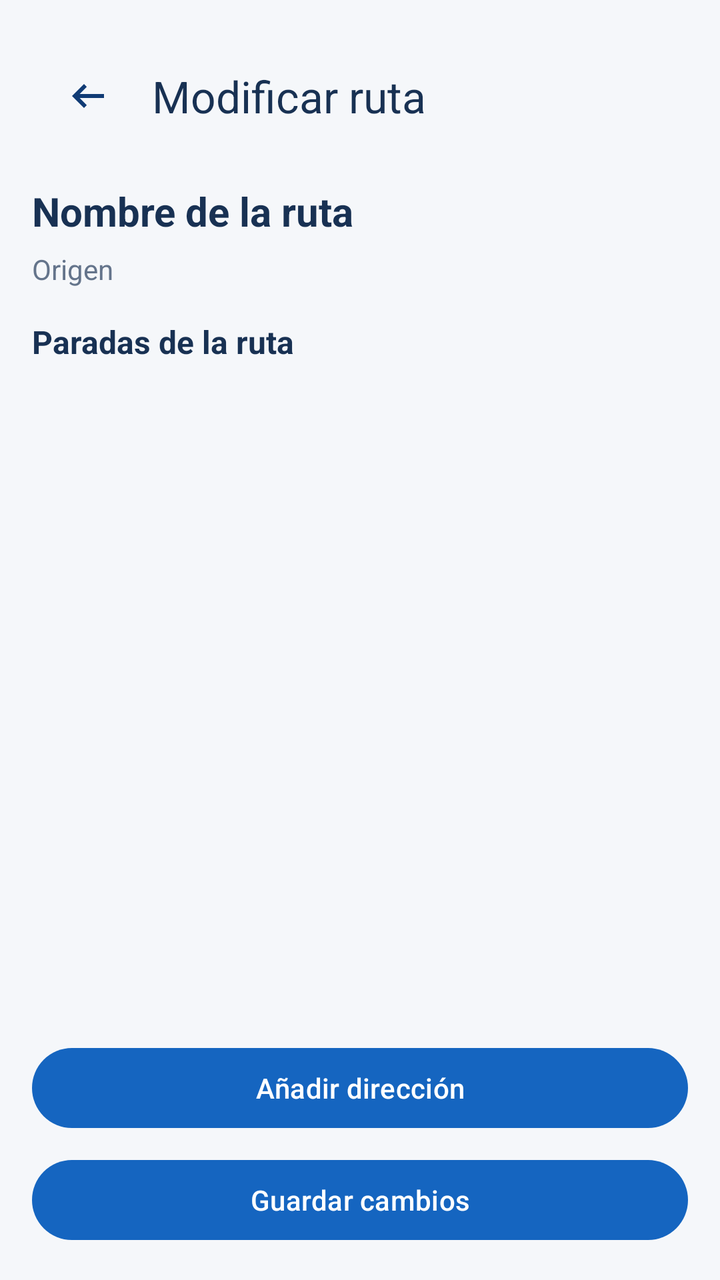
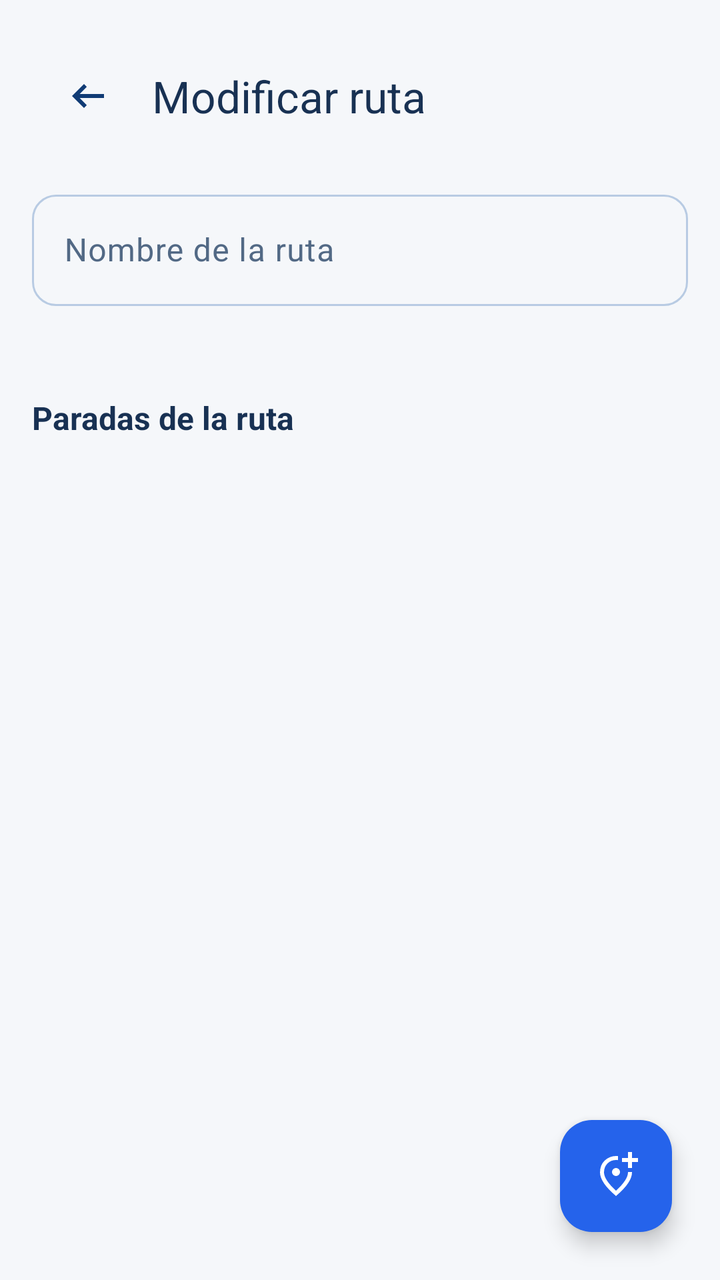

Screens rendered from an Android XML layout before and after an edit, with the pre-edit source and the edit as a unified diff.
<!-- AndroidManifest.xml: application theme Theme.RoutePlanner -->
<!-- res/layout/activity_edit_route.xml -->
<?xml version="1.0" encoding="utf-8"?>
<LinearLayout xmlns:android="http://schemas.android.com/apk/res/android"
    xmlns:app="http://schemas.android.com/apk/res-auto"
    android:layout_width="match_parent"
    android:layout_height="match_parent"
    android:orientation="vertical"
    android:background="#F5F7FA"
    android:padding="16dp">

    <com.google.android.material.appbar.MaterialToolbar
        android:id="@+id/toolbar"
        android:layout_width="match_parent"
        android:layout_height="?attr/actionBarSize"
        app:title="Modificar ruta"
        app:titleTextColor="#183153"
        app:navigationIcon="@drawable/ic_arrow_back_24" />

    <TextView
        android:id="@+id/tvEditRouteName"
        android:layout_width="match_parent"
        android:layout_height="wrap_content"
        android:text="Nombre de la ruta"
        android:textColor="#183153"
        android:textSize="20sp"
        android:textStyle="bold"
        android:layout_marginTop="12dp" />

    <TextView
        android:id="@+id/tvEditRouteOrigin"
        android:layout_width="match_parent"
        android:layout_height="wrap_content"
        android:text="Origen"
        android:textColor="#64748B"
        android:textSize="14sp"
        android:layout_marginTop="6dp"
        android:layout_marginBottom="16dp" />

    <TextView
        android:layout_width="match_parent"
        android:layout_height="wrap_content"
        android:text="Paradas de la ruta"
        android:textColor="#183153"
        android:textSize="16sp"
        android:textStyle="bold" />

    <androidx.recyclerview.widget.RecyclerView
        android:id="@+id/rvEditRouteStops"
        android:layout_width="match_parent"
        android:layout_height="0dp"
        android:layout_weight="1"
        android:layout_marginTop="8dp"
        android:clipToPadding="false" />

    <Button
        android:id="@+id/btnAddRouteStop"
        android:layout_width="match_parent"
        android:layout_height="wrap_content"
        android:text="Añadir dirección"
        android:layout_marginTop="12dp" />

    <Button
        android:id="@+id/btnSaveRouteChanges"
        android:layout_width="match_parent"
        android:layout_height="wrap_content"
        android:text="Guardar cambios"
        android:layout_marginTop="8dp" />

</LinearLayout>
<!-- resources referenced by this layout -->
<resources>
  <style name="Base.Theme.RoutePlanner" parent="Theme.Material3.DayNight.NoActionBar">
          
          <item name="windowSplashScreenBackground">@color/rp_background</item>
  
          <item name="colorPrimary">@color/rp_primary</item>
          <item name="colorOnPrimary">@color/rp_surface</item>
          <item name="colorPrimaryContainer">@color/rp_icon_background</item>
          <item name="colorOnPrimaryContainer">@color/rp_text_primary</item>
  
          <item name="colorSecondary">@color/rp_primary_dark</item>
          <item name="colorOnSecondary">@color/rp_surface</item>
          <item name="colorSecondaryContainer">@color/rp_icon_background</item>
          <item name="colorOnSecondaryContainer">@color/rp_text_primary</item>
  
          <item name="colorTertiary">@color/rp_success</item>
          <item name="colorOnTertiary">@color/rp_surface</item>
          <item name="colorTertiaryContainer">@color/md_theme_tertiaryContainer</item>
          <item name="colorOnTertiaryContainer">@color/md_theme_onTertiaryContainer</item>
  
          <item name="colorError">@color/rp_destination</item>
          <item name="colorOnError">@color/rp_surface</item>
          <item name="colorErrorContainer">@color/md_theme_errorContainer</item>
          <item name="colorOnErrorContainer">@color/md_theme_onErrorContainer</item>
  
          <item name="android:colorBackground">@color/rp_background</item>
          <item name="colorOnBackground">@color/rp_text_primary</item>
          <item name="colorSurface">@color/rp_surface</item>
          <item name="colorOnSurface">@color/rp_text_primary</item>
  
          <item name="colorSurfaceVariant">@color/rp_icon_background</item>
          <item name="colorOnSurfaceVariant">@color/rp_text_secondary</item>
          <item name="colorOutline">@color/rp_outline</item>
  
          <item name="colorOutlineVariant">@color/md_theme_outlineVariant</item>
          <item name="colorSurfaceInverse">@color/md_theme_inverseSurface</item>
          <item name="colorOnSurfaceInverse">@color/md_theme_inverseOnSurface</item>
          <item name="colorPrimaryInverse">@color/md_theme_inversePrimary</item>
          <item name="colorPrimaryFixed">@color/md_theme_primaryFixed</item>
          <item name="colorOnPrimaryFixed">@color/md_theme_onPrimaryFixed</item>
          <item name="colorPrimaryFixedDim">@color/md_theme_primaryFixedDim</item>
          <item name="colorOnPrimaryFixedVariant">@color/md_theme_onPrimaryFixedVariant</item>
          <item name="colorSecondaryFixed">@color/md_theme_secondaryFixed</item>
          <item name="colorOnSecondaryFixed">@color/md_theme_onSecondaryFixed</item>
          <item name="colorSecondaryFixedDim">@color/md_theme_secondaryFixedDim</item>
          <item name="colorOnSecondaryFixedVariant">@color/md_theme_onSecondaryFixedVariant</item>
          <item name="colorTertiaryFixed">@color/md_theme_tertiaryFixed</item>
          <item name="colorOnTertiaryFixed">@color/md_theme_onTertiaryFixed</item>
          <item name="colorTertiaryFixedDim">@color/md_theme_tertiaryFixedDim</item>
          <item name="colorOnTertiaryFixedVariant">@color/md_theme_onTertiaryFixedVariant</item>
          <item name="colorSurfaceDim">@color/md_theme_surfaceDim</item>
          <item name="colorSurfaceBright">@color/md_theme_surfaceBright</item>
          <item name="colorSurfaceContainerLowest">@color/md_theme_surfaceContainerLowest</item>
          <item name="colorSurfaceContainerLow">@color/md_theme_surfaceContainerLow</item>
          <item name="colorSurfaceContainer">@color/md_theme_surfaceContainer</item>
          <item name="colorSurfaceContainerHigh">@color/md_theme_surfaceContainerHigh</item>
          <item name="colorSurfaceContainerHighest">@color/md_theme_surfaceContainerHighest</item>
      </style>
  <!-- unchanged entries left out for length: 39 -->
</resources>

<!-- the commit's change to res/layout/activity_edit_route.xml (unified diff, before → after) -->
@@ -1,68 +1,83 @@
 <?xml version="1.0" encoding="utf-8"?>
-<LinearLayout xmlns:android="http://schemas.android.com/apk/res/android"
+<androidx.coordinatorlayout.widget.CoordinatorLayout
+    xmlns:android="http://schemas.android.com/apk/res/android"
     xmlns:app="http://schemas.android.com/apk/res-auto"
     android:layout_width="match_parent"
     android:layout_height="match_parent"
-    android:orientation="vertical"
-    android:background="#F5F7FA"
-    android:padding="16dp">
+    android:background="#F5F7FA">
 
-    <com.google.android.material.appbar.MaterialToolbar
-        android:id="@+id/toolbar"
+    <LinearLayout
         android:layout_width="match_parent"
-        android:layout_height="?attr/actionBarSize"
-        app:title="Modificar ruta"
-        app:titleTextColor="#183153"
-        app:navigationIcon="@drawable/ic_arrow_back_24" />
+        android:layout_height="match_parent"
+        android:orientation="vertical"
+        android:padding="16dp">
 
-    <TextView
-        android:id="@+id/tvEditRouteName"
-        android:layout_width="match_parent"
+        <com.google.android.material.appbar.MaterialToolbar
+            android:id="@+id/toolbar"
+            android:layout_width="match_parent"
+            android:layout_height="?attr/actionBarSize"
+            app:navigationIcon="@drawable/ic_arrow_back_24"
+            app:title="@string/title_edit_route"
+            app:titleTextColor="#183153" />
+
+        <com.google.android.material.textfield.TextInputLayout
+            android:id="@+id/tilEditRouteName"
+            android:layout_width="match_parent"
+            android:layout_height="wrap_content"
+            android:layout_marginTop="12dp"
+            android:hint="@string/text_input_route_name"
+            app:boxBackgroundMode="outline"
+            app:boxCornerRadiusTopStart="12dp"
+            app:boxCornerRadiusTopEnd="12dp"
+            app:boxCornerRadiusBottomStart="12dp"
+            app:boxCornerRadiusBottomEnd="12dp">
+
+            <com.google.android.material.textfield.TextInputEditText
+                android:id="@+id/etEditRouteName"
+                android:layout_width="match_parent"
+                android:layout_height="wrap_content"
+                android:inputType="textCapSentences"
+                android:maxLines="1" />
+
+        </com.google.android.material.textfield.TextInputLayout>
+
+        <TextView
+            android:id="@+id/tvEditRouteOrigin"
+            android:layout_width="match_parent"
+            android:layout_height="wrap_content"
+            android:textColor="#64748B"
+            android:textSize="14sp"
+            android:layout_marginTop="10dp"
+            android:layout_marginBottom="16dp" />
+
+        <TextView
+            android:layout_width="match_parent"
+            android:layout_height="wrap_content"
+            android:text="@string/title_route_stops"
+            android:textColor="#183153"
+            android:textSize="16sp"
+            android:textStyle="bold" />
+
+        <androidx.recyclerview.widget.RecyclerView
+            android:id="@+id/rvEditRouteStops"
+            android:layout_width="match_parent"
+            android:layout_height="0dp"
+            android:layout_weight="1"
+            android:layout_marginTop="8dp"
+            android:clipToPadding="false"
+            android:paddingBottom="80dp" />
+
+    </LinearLayout>
+
+    <com.google.android.material.floatingactionbutton.FloatingActionButton
+        android:id="@+id/fabAddRouteStop"
+        android:layout_width="wrap_content"
         android:layout_height="wrap_content"
-        android:text="Nombre de la ruta"
-        android:textColor="#183153"
-        android:textSize="20sp"
-        android:textStyle="bold"
-        android:layout_marginTop="12dp" />
+        android:layout_gravity="bottom|end"
+        android:layout_margin="24dp"
+        android:contentDescription="@string/content_description_add_stop"
+        app:srcCompat="@drawable/ic_add_24"
+        app:tint="#FFFFFF"
+        app:backgroundTint="#2563EB" />
 
-    <TextView
-        android:id="@+id/tvEditRouteOrigin"
-        android:layout_width="match_parent"
-        android:layout_height="wrap_content"
-        android:text="Origen"
-        android:textColor="#64748B"
-        android:textSize="14sp"
-        android:layout_marginTop="6dp"
-        android:layout_marginBottom="16dp" />
-
-    <TextView
-        android:layout_width="match_parent"
-        android:layout_height="wrap_content"
-        android:text="Paradas de la ruta"
-        android:textColor="#183153"
-        android:textSize="16sp"
-        android:textStyle="bold" />
-
-    <androidx.recyclerview.widget.RecyclerView
-        android:id="@+id/rvEditRouteStops"
-        android:layout_width="match_parent"
-        android:layout_height="0dp"
-        android:layout_weight="1"
-        android:layout_marginTop="8dp"
-        android:clipToPadding="false" />
-
-    <Button
-        android:id="@+id/btnAddRouteStop"
-        android:layout_width="match_parent"
-        android:layout_height="wrap_content"
-        android:text="Añadir dirección"
-        android:layout_marginTop="12dp" />
-
-    <Button
-        android:id="@+id/btnSaveRouteChanges"
-        android:layout_width="match_parent"
-        android:layout_height="wrap_content"
-        android:text="Guardar cambios"
-        android:layout_marginTop="8dp" />
-
-</LinearLayout>
+</androidx.coordinatorlayout.widget.CoordinatorLayout>
<!-- resource entries referenced after the edit -->
@@ -1,5 +1,19 @@
 <!-- resources referenced by this layout -->
 <resources>
+  <!-- drawable ic_add_24 (drawable) -->
+  <vector xmlns:android="http://schemas.android.com/apk/res/android"
+      android:height="24dp"
+      android:viewportHeight="960"
+      android:viewportWidth="960"
+      android:width="24dp">
+        
+      <path android:fillColor="@android:color/white" android:pathData="M480,880Q319,743 239.5,625.5Q160,508 160,408Q160,258 256.5,169Q353,80 480,80Q490,80 500,80Q510,80 520,82L520,163Q510,161 500.5,160.5Q491,160 480,160Q379,160 309.5,229.5Q240,299 240,408Q240,479 299,570.5Q358,662 480,774Q602,662 661,570.5Q720,479 720,408Q720,406 720,404Q720,402 720,400L800,400Q800,402 800,404Q800,406 800,408Q800,508 720.5,625.5Q641,743 480,880ZM536.5,456.5Q560,433 560,400Q560,367 536.5,343.5Q513,320 480,320Q447,320 423.5,343.5Q400,367 400,400Q400,433 423.5,456.5Q447,480 480,480Q513,480 536.5,456.5ZM480,400Q480,400 480,400Q480,400 480,400Q480,400 480,400Q480,400 480,400Q480,400 480,400Q480,400 480,400L480,400L480,400L480,400L480,400Q480,400 480,400Q480,400 480,400Q480,400 480,400Q480,400 480,400ZM720,320L800,320L800,200L920,200L920,120L800,120L800,0L720,0L720,120L600,120L600,200L720,200L720,320Z"/>
+      
+  </vector>
+  <string name="content_description_add_stop">Añadir parada</string>
+  <string name="text_input_route_name">Nombre de la ruta</string>
+  <string name="title_edit_route">Modificar ruta</string>
+  <string name="title_route_stops">Paradas de la ruta</string>
   <style name="Base.Theme.RoutePlanner" parent="Theme.Material3.DayNight.NoActionBar">
           
           <item name="windowSplashScreenBackground">@color/rp_background</item>
@@ -32,11 +46,12 @@
           <item name="colorSurfaceVariant">@color/rp_icon_background</item>
           <item name="colorOnSurfaceVariant">@color/rp_text_secondary</item>
           <item name="colorOutline">@color/rp_outline</item>
+          <item name="colorOutlineVariant">@color/md_theme_outlineVariant</item>
   
-          <item name="colorOutlineVariant">@color/md_theme_outlineVariant</item>
           <item name="colorSurfaceInverse">@color/md_theme_inverseSurface</item>
           <item name="colorOnSurfaceInverse">@color/md_theme_inverseOnSurface</item>
           <item name="colorPrimaryInverse">@color/md_theme_inversePrimary</item>
+  
           <item name="colorPrimaryFixed">@color/md_theme_primaryFixed</item>
           <item name="colorOnPrimaryFixed">@color/md_theme_onPrimaryFixed</item>
           <item name="colorPrimaryFixedDim">@color/md_theme_primaryFixedDim</item>
@@ -49,6 +64,7 @@
           <item name="colorOnTertiaryFixed">@color/md_theme_onTertiaryFixed</item>
           <item name="colorTertiaryFixedDim">@color/md_theme_tertiaryFixedDim</item>
           <item name="colorOnTertiaryFixedVariant">@color/md_theme_onTertiaryFixedVariant</item>
+  
           <item name="colorSurfaceDim">@color/md_theme_surfaceDim</item>
           <item name="colorSurfaceBright">@color/md_theme_surfaceBright</item>
           <item name="colorSurfaceContainerLowest">@color/md_theme_surfaceContainerLowest</item>
